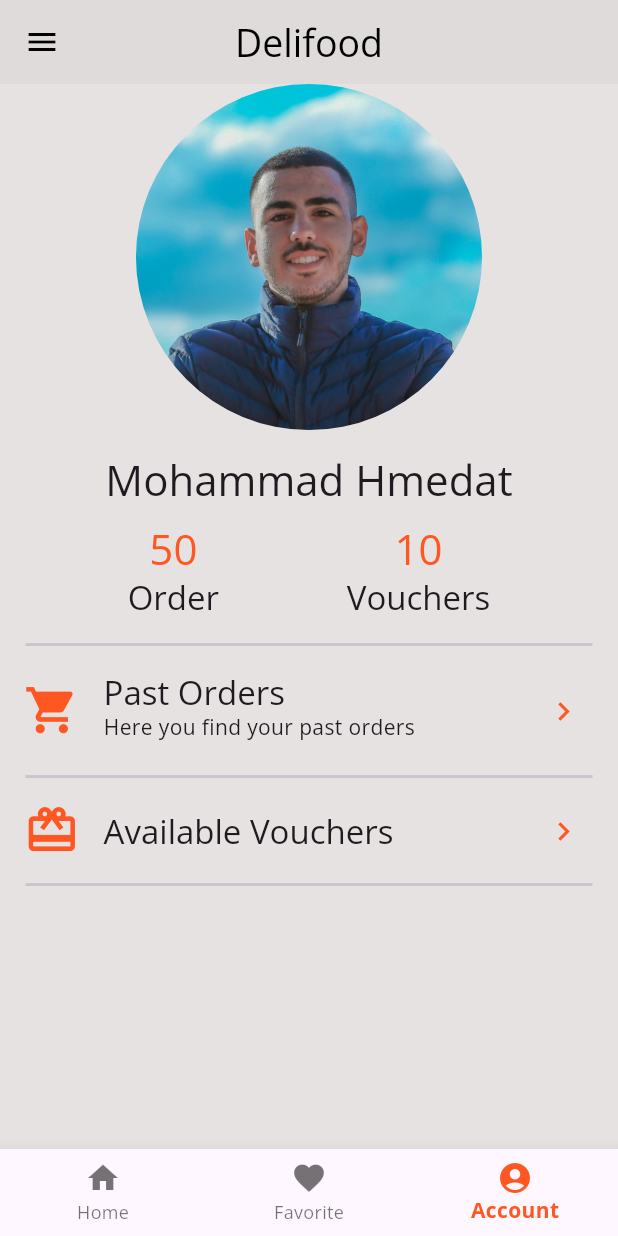
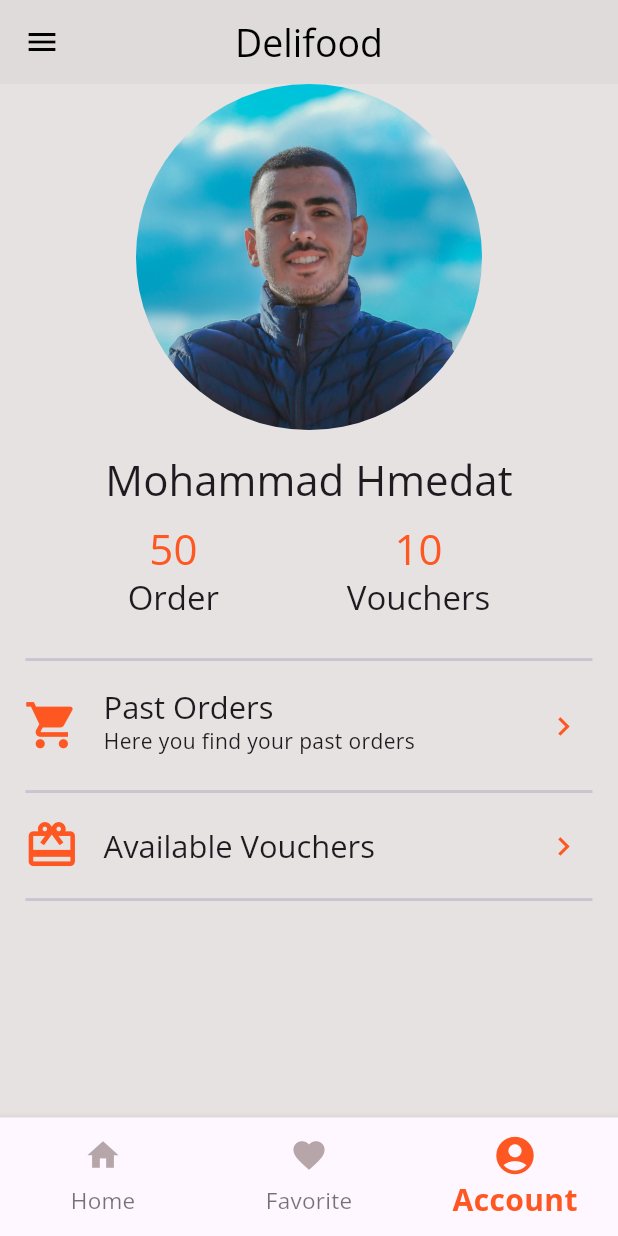
Before and after one commit to MohammadHumedat/Delifood-Application, a Flutter app: the screen it shows after launch, item 3 of the bottom bar chosen, on a phone screen of 412 x 824 dp. Run offline on Flutter 3.47's test engine with Material 3 defaults, Android fonts, the phone set to English and light mode, and no system bars; network calls fail.

Commit message:
feat: Add the cupertino widgets and finalize the responsivity and layouts

```diff
--- a/lib/pages/account_page.dart
+++ b/lib/pages/account_page.dart
@@ -27,7 +27,12 @@ class AccountPage extends StatelessWidget {
   Widget itemListTile(BuildContext context,
       {required String title, String? subtitle, required IconData icon}) {
     return ListTile(
-      title: Text(title, style: Theme.of(context).textTheme.titleLarge),
+      title: Text(
+        title,
+        style: Theme.of(context).textTheme.titleLarge?.copyWith(
+            fontSize: MediaQuery.of(context).size.height * 0.025,
+            fontWeight: FontWeight.w400),
+      ),
       leading: Icon(
         icon,
         size: MediaQuery.of(context).size.height * 0.045,
@@ -59,8 +64,18 @@ class AccountPage extends StatelessWidget {
   @override
   Widget build(BuildContext context) {
     final size = MediaQuery.of(context).size;
-    return Column(
+    final textScale = MediaQuery.of(context)
+        .textScaler; // Get the size of the screen and text scale factor
+    final bool isLandScape = MediaQuery.of(context).orientation ==
+        Orientation.landscape; // Check if the device is in landscape mode
+    return SingleChildScrollView(
+      physics:
+          const BouncingScrollPhysics(), // Allows the user to scroll the page
+      child: Column(
         children: [
+          if (!isLandScape) ...[
+            // If the device is in portrait mode, show a smaller image
+
             Container(
               height: size.height * 0.28,
               decoration: const BoxDecoration(
@@ -81,6 +96,7 @@ class AccountPage extends StatelessWidget {
             const SizedBox(
               height: 10,
             ),
+
             Row(
               mainAxisAlignment: MainAxisAlignment.spaceEvenly,
               children: [
@@ -89,8 +105,46 @@ class AccountPage extends StatelessWidget {
               ],
             ),
             const SizedBox(
-          height: 10,
+              height: 20,
             ),
+          ],
+          if (isLandScape) ...[
+            // If the device is in landscape mode, show a larger image
+            Row(
+              children: [
+                SizedBox(
+                    width: size.width *
+                        0.05), // Add some space to the left of the row
+                Image.asset('assets/images/Myphoto.jpg',
+                    height: size.height * 0.18,
+                    width: size.height * 0.18,
+                    fit: BoxFit.cover),
+                const SizedBox(width: 10),
+
+                // Container(
+                //   height: size.height * 0.28,
+                //   decoration: const BoxDecoration(
+                //     shape: BoxShape.circle,
+                //     image: DecorationImage(
+                //         image: AssetImage('assets/images/Myphoto.jpg'),
+                //         fit: BoxFit.contain),
+                //   ),
+                // ),
+                SizedBox(width: size.width * 0.005),
+                Text(
+                  'Mohammad Hmedat',
+                  softWrap: true,
+                  style: Theme.of(context)
+                      .textTheme
+                      .headlineMedium!
+                      .copyWith(fontWeight: FontWeight.w400),
+                  textScaler: textScale,
+                  maxLines: 2,
+                  // Use textScaler to adjust text size
+                ),
+              ],
+            ),
+          ],
           divider(),
           itemListTile(
             title: 'Past Orders',
@@ -103,6 +157,7 @@ class AccountPage extends StatelessWidget {
               title: 'Available Vouchers', icon: Icons.card_giftcard, context),
           divider(),
         ],
+      ),
     );
   }
 }
--- a/lib/pages/bottom_navigation_bar.dart
+++ b/lib/pages/bottom_navigation_bar.dart
@@ -1,3 +1,5 @@
+import 'dart:io';
+import 'package:flutter/cupertino.dart';
 import 'package:flutter/material.dart';
 import 'package:food_delivery/pages/favorite_page.dart';
 import 'package:food_delivery/pages/home_page.dart';
@@ -20,25 +22,56 @@ class _BottomNavBarPage extends State<BottomNavBarPage> {
   ];
   @override
   Widget build(BuildContext context) {
+    final PreferredSizeWidget appBar;
+
+    if (Platform.isAndroid) {
+      appBar = AppBar(
+        centerTitle: true,
+        title: const Text(
+          'Delifood',
+          textAlign: TextAlign.center,
+          style: TextStyle(fontSize: 25, color: Colors.black),
+        ),
+      );
+    } else if (Platform.isIOS) {
+      appBar = CupertinoNavigationBar(
+        middle: const Text('Delifood',
+            textAlign: TextAlign.center,
+            style: TextStyle(fontSize: 25, color: Colors.black)),
+        backgroundColor: Theme.of(context).scaffoldBackgroundColor,
+      );
+    } else {
+      appBar = AppBar(
+        centerTitle: true,
+        title: const Text(
+          'Delifood',
+          textAlign: TextAlign.center,
+          style: TextStyle(fontSize: 25, color: Colors.black),
+        ),
+      );
+    }
+
     return SafeArea(
       child: Scaffold(
           backgroundColor: const Color.fromARGB(255, 231, 226, 226),
           body: selectedpages[selectindex],
-          appBar: AppBar(
-            centerTitle: true,
-            title: const Text(
-              'Delifood',
-              textAlign: TextAlign.center,
-              style: TextStyle(fontSize: 25, color: Colors.black),
-            ),
-          ),
+          appBar: appBar, // Using the appBar variable to set the AppBar
           drawer: const Drawer(
             child: Center(
               child: Text('I am in drawer'),
             ),
           ),
           bottomNavigationBar: BottomNavigationBar(
+            elevation: 5, // to give a shadow effect to the bottom bar
+
             currentIndex: selectindex,
+            iconSize: 30,
+            selectedFontSize: 20,
+            unselectedIconTheme: const IconThemeData(
+              color: Color.fromARGB(136, 119, 96, 96),
+              size: 25,
+            ),
+            unselectedFontSize: 15,
             selectedItemColor: Colors.deepOrange,
             selectedLabelStyle: const TextStyle(fontWeight: FontWeight.bold),
             onTap: (value) {
@@ -47,11 +80,22 @@ class _BottomNavBarPage extends State<BottomNavBarPage> {
               });
             },
             items: const [
-              BottomNavigationBarItem(icon: Icon(Icons.home), label: 'Home'),
               BottomNavigationBarItem(
-                  icon: Icon(Icons.favorite), label: 'Favorite'),
+                  icon: Icon(
+                    Icons.home,
+                  ),
+                  label: 'Home'),
               BottomNavigationBarItem(
-                  icon: Icon(Icons.account_circle), label: 'Account'),
+                  icon: Icon(
+                    Icons.favorite,
+                  ),
+                  label: 'Favorite'),
+              BottomNavigationBarItem(
+                icon: Icon(
+                  Icons.account_circle,
+                ),
+                label: 'Account',
+              ),
             ],
           )),
     );
--- a/lib/pages/home_page.dart
+++ b/lib/pages/home_page.dart
@@ -1,3 +1,5 @@
+import 'dart:io';
+
 import 'package:flutter/material.dart';
 import 'package:food_delivery/models/food_item.dart';
 import 'package:food_delivery/widget/food_grid_item.dart';
@@ -27,6 +29,12 @@ class HomePage extends StatelessWidget {
                 fit: BoxFit.cover,
               ),
             ),
+            if (Platform.isIOS)
+              const Text(
+                  'The device have IOS OS'), // Check if the device is IOS, using a conditional statement
+            if (Platform.isAndroid)
+              const Text(
+                  'The device have Android OS'), // Check if the device is Android, using a conditional statement
             const SizedBox(height: 30),
             GridView.builder(
               shrinkWrap:
```
Lines whose indentation alone changed are shown as unchanged.
